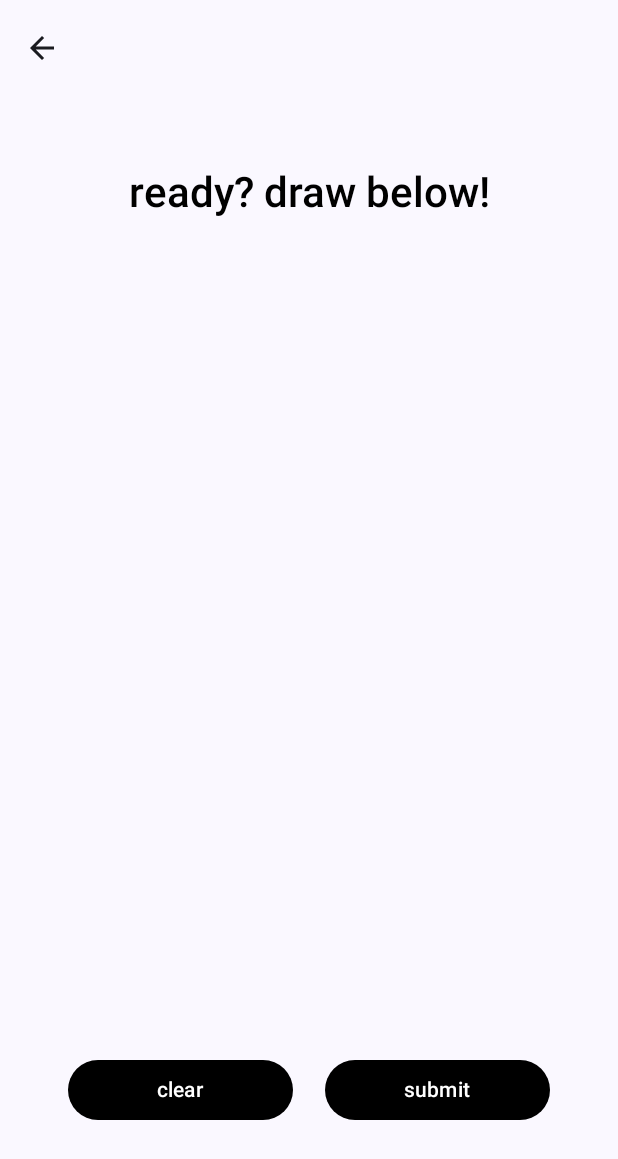
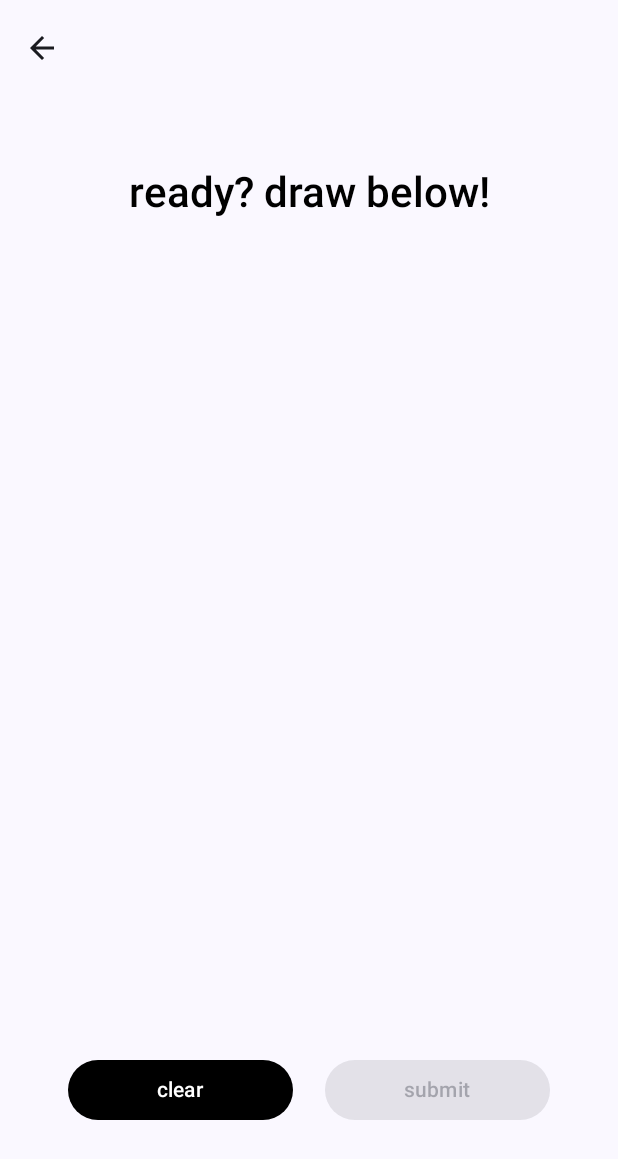
Before and after one commit to mazenhussain/Symbalyze, an Android app built with Jetpack Compose: the DrawInputScreen screen opened through its navigation route, on a phone screen of 412 x 824 dp. Shown: the top 1159 px of the screen. Run offline under Robolectric (Android 15) with nearby library versions, the phone set to English and light mode, and no system bars.

Commit message:
minor ui improvements

```diff
--- a/frontend/app/src/main/java/com/g5/symbalyze/ui/screens/DrawInput.kt
+++ b/frontend/app/src/main/java/com/g5/symbalyze/ui/screens/DrawInput.kt
@@ -143,7 +143,8 @@ fun DrawInput() {
                 modifier = Modifier.width(150.dp),
                 colors = ButtonDefaults.buttonColors(
                     containerColor = Color.Black
-                )
+                ),
+                enabled = lines.isNotEmpty()
             ) {
                 Text("submit", fontWeight = FontWeight.SemiBold)
             }
--- a/frontend/app/src/main/java/com/g5/symbalyze/ui/screens/HomeScreen.kt
+++ b/frontend/app/src/main/java/com/g5/symbalyze/ui/screens/HomeScreen.kt
@@ -1,10 +1,12 @@
 package com.g5.symbalyze.ui.screens
 
+import androidx.compose.foundation.Image
 import androidx.compose.foundation.layout.Arrangement
 import androidx.compose.foundation.layout.Column
 import androidx.compose.foundation.layout.Spacer
 import androidx.compose.foundation.layout.fillMaxSize
 import androidx.compose.foundation.layout.height
+import androidx.compose.foundation.layout.size
 import androidx.compose.foundation.layout.width
 import androidx.compose.material3.Button
 import androidx.compose.material3.ButtonDefaults
@@ -13,10 +15,12 @@ import androidx.compose.runtime.Composable
 import androidx.compose.ui.Alignment
 import androidx.compose.ui.Modifier
 import androidx.compose.ui.graphics.Color
+import androidx.compose.ui.res.painterResource
 import androidx.compose.ui.text.font.FontWeight
 import androidx.compose.ui.unit.dp
 import androidx.compose.ui.unit.sp
 import androidx.navigation.NavController
+import com.g5.symbalyze.R
 
 @Composable
 fun HomeScreen(navController: NavController) {
@@ -25,6 +29,12 @@ fun HomeScreen(navController: NavController) {
         horizontalAlignment = Alignment.CenterHorizontally,
         verticalArrangement = Arrangement.Center
     ) {
+        Image(
+            painter = painterResource(id = R.drawable.logo),
+            contentDescription = "App Logo",
+            modifier = Modifier.size(100.dp)
+        )
+
         // header
         Text(
             "what is that symbol?!",
@@ -33,7 +43,7 @@ fun HomeScreen(navController: NavController) {
             fontWeight = FontWeight.SemiBold
         )
 
-        Spacer(modifier = Modifier.height(16.dp))
+        Spacer(modifier = Modifier.height(32.dp))
 
         // list of all possible input options
         Button(
@@ -52,7 +62,7 @@ fun HomeScreen(navController: NavController) {
                 containerColor = Color.Black
             )
         ) {
-            Text("type", fontWeight = FontWeight.SemiBold)
+            Text("write", fontWeight = FontWeight.SemiBold)
         }
         Button(
             onClick = { navController.navigate("image") },
@@ -61,7 +71,7 @@ fun HomeScreen(navController: NavController) {
                 containerColor = Color.Black
             )
         ) {
-            Text("image", fontWeight = FontWeight.SemiBold)
+            Text("picture", fontWeight = FontWeight.SemiBold)
         }
     }
 }
--- a/frontend/app/src/main/java/com/g5/symbalyze/ui/screens/ImageInput.kt
+++ b/frontend/app/src/main/java/com/g5/symbalyze/ui/screens/ImageInput.kt
@@ -204,7 +204,8 @@ fun ImageInput() {
             modifier = Modifier.width(150.dp),
             colors = ButtonDefaults.buttonColors(
                 containerColor = Color.Black
-            )
+            ),
+            enabled = !base64Image.isNullOrBlank()
         ) {
             Text("submit", fontWeight = FontWeight.SemiBold)
         }
--- a/frontend/app/src/main/java/com/g5/symbalyze/ui/screens/TypeInput.kt
+++ b/frontend/app/src/main/java/com/g5/symbalyze/ui/screens/TypeInput.kt
@@ -119,7 +119,8 @@ fun TypeInput() {
                 .padding(horizontal = 24.dp),
             colors = ButtonDefaults.buttonColors(
                 containerColor = Color.Black
-            )
+            ),
+            enabled = userInput.isNotBlank()
         ) {
             Text("submit", fontWeight = FontWeight.SemiBold)
         }
```
Also changed, not shown: frontend/app/src/main/java/com/g5/symbalyze/util/Base64.kt (renamed from frontend/app/src/main/java/com/g5/symbalyze/util/DrawUtil.kt), frontend/app/src/main/res/drawable/logo.png (added), 1 other file.
